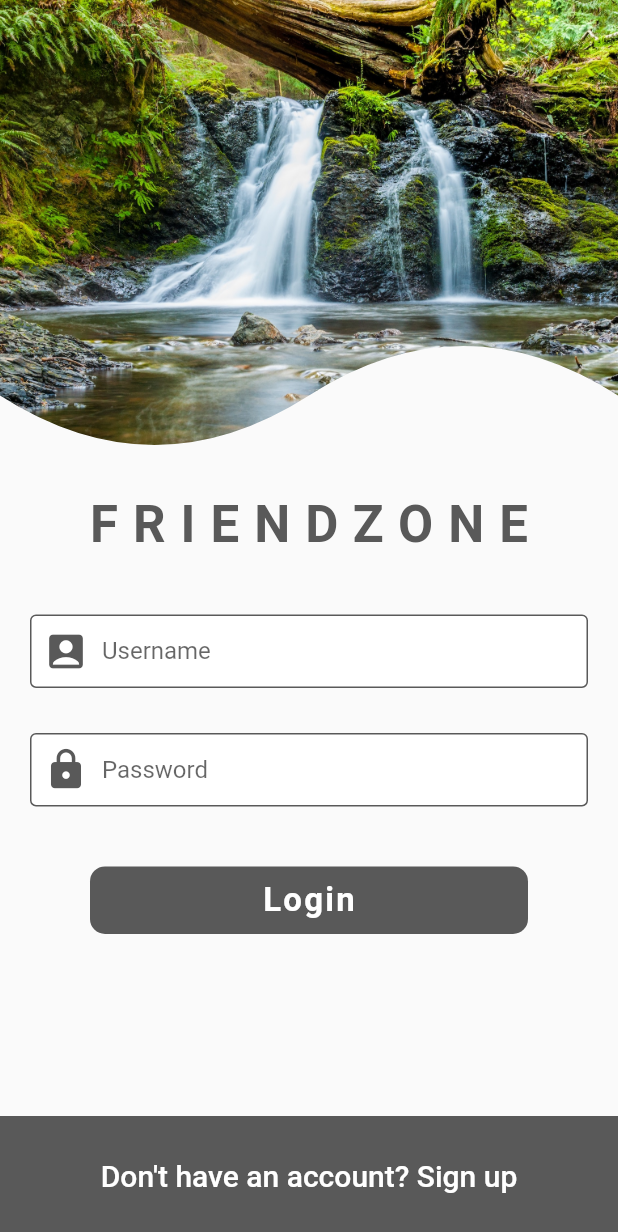
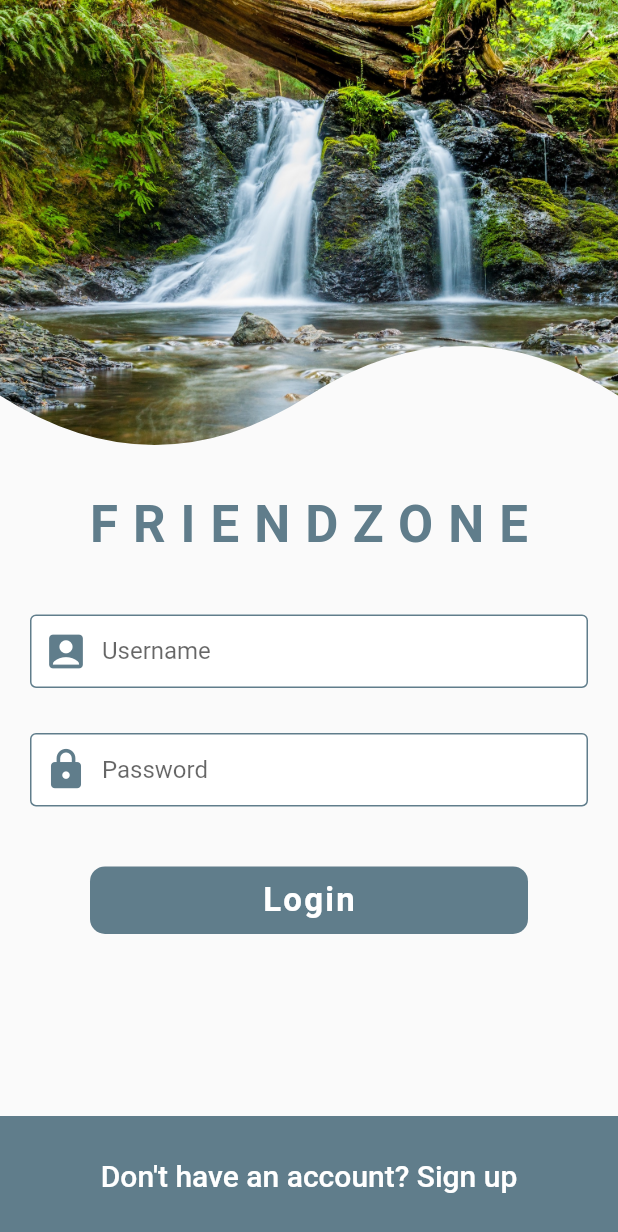
Before and after one commit to offfahad/social-media-app-flutter, a Flutter app: the screen it shows after launch, on a phone screen of 412 x 824 dp. Shown: the top 1232 px of the screen. Run offline on Flutter 3.47's test engine with Material 2 defaults, Android fonts, the phone set to English and light mode, and no system bars.

Commit message:
ui-completed

```diff
--- a/lib/main.dart
+++ b/lib/main.dart
@@ -15,7 +15,7 @@ class MyApp extends StatelessWidget {
       title: 'Flutter Social UI',
       debugShowCheckedModeBanner: false,
       theme: ThemeData(
-        primaryColor: Color.fromARGB(255, 89, 89, 89),
+        primaryColor: Colors.blueGrey
         //useMaterial3: true,
       ),
       home: const LoginScreen(),
```
